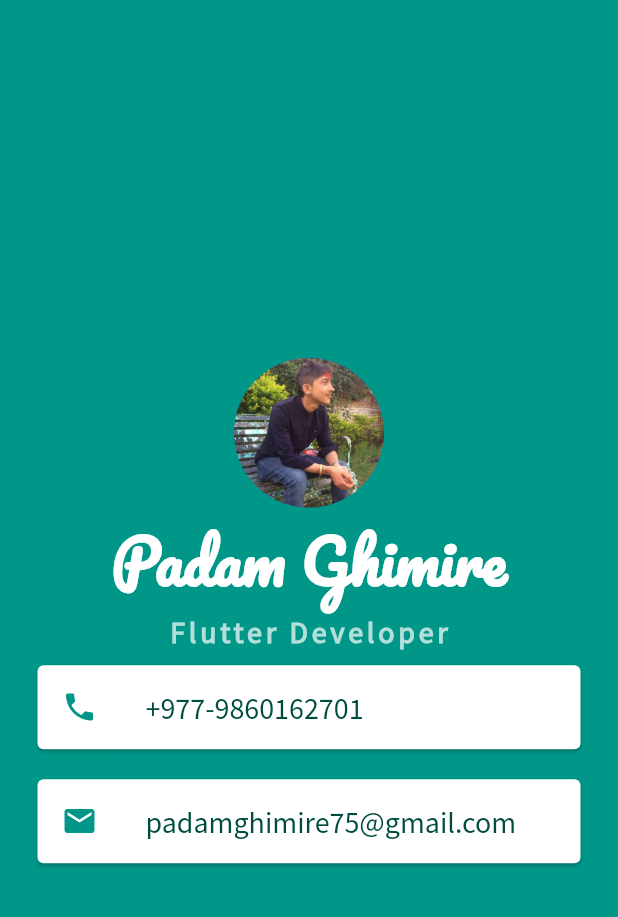
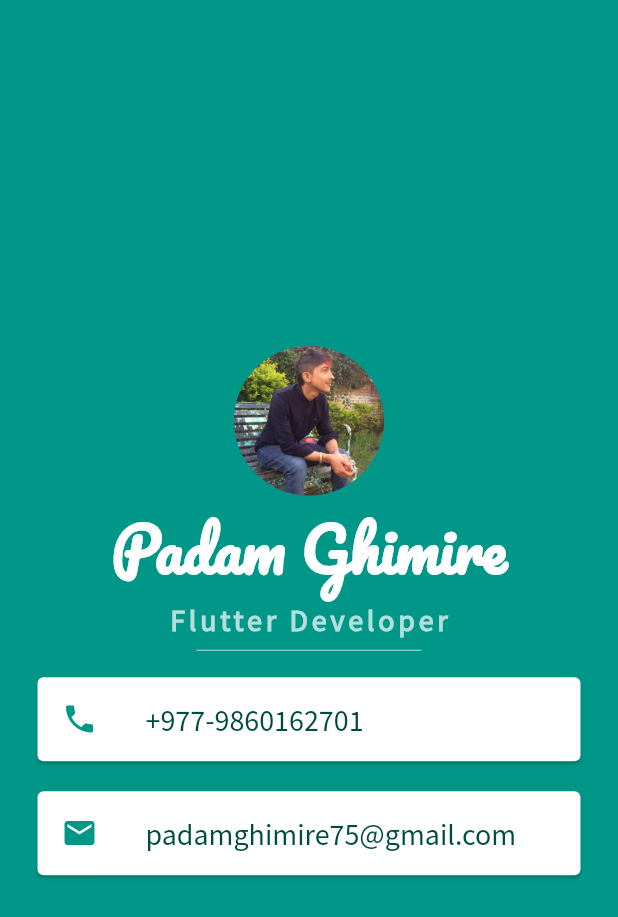
Before and after one commit to padam-ghimire/flutter_card, a Flutter app: the screen it shows after launch, on a phone screen of 412 x 824 dp. Shown: the top 917 px of the screen. Run offline on Flutter 3.47's test engine with Material 2 defaults, Android fonts, the phone set to English and light mode, and no system bars.

```diff
--- a/lib/main.dart
+++ b/lib/main.dart
@@ -34,6 +34,12 @@ class MyApp extends StatelessWidget {
                   fontSize: 20.0,
                   letterSpacing: 2.5,
                   fontWeight: FontWeight.bold,
+                ),
+              ),
+              SizedBox(
+                width: 150.0,
+                child: Divider(
+                  color: Colors.teal.shade100,
                 ),
               ),
               Card(
```
